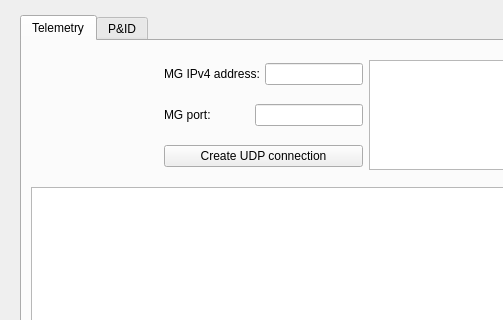
First picture: the form in form.ui, repository CarletonURocketry/hybrid-engine-ui, before the edit; both pictures show x 0 to 503 and y 0 to 320 of the 1288 by 757 pixel window.
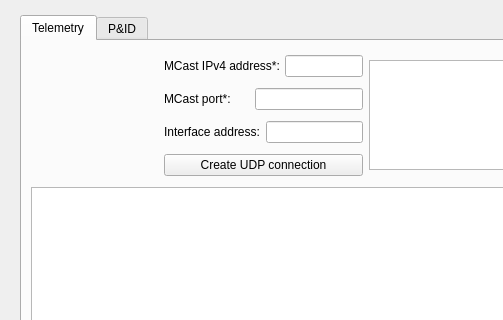
Second picture: the form after the edit. Icons and pictures are not drawn. Custom widgets are drawn as their Qt base class.

Commit message: Add interface ip input

Diff of the .ui file:
```diff
--- a/form.ui
+++ b/form.ui
@@ -92,7 +92,7 @@
              <item>
               <widget class="QLabel" name="udpIpAddressLabel">
                <property name="text">
-                <string>MG IPv4 address: </string>
+                <string>MCast IPv4 address*: </string>
                </property>
               </widget>
              </item>
@@ -122,7 +122,7 @@
                 </size>
                </property>
                <property name="text">
-                <string>MG port: </string>
+                <string>MCast port*: </string>
                </property>
               </widget>
              </item>
@@ -135,6 +135,23 @@
              </item>
             </layout>
            </item>
+           <item>
+            <layout class="QHBoxLayout" name="interfaceLayout">
+             <item>
+              <widget class="QLabel" name="interfaceAddressLabel">
+               <property name="toolTip">
+                <string>Enter ipconfig in terminal to see interfaces</string>
+               </property>
+               <property name="text">
+                <string>Interface address:</string>
+               </property>
+              </widget>
+             </item>
+             <item>
+              <widget class="QLineEdit" name="interfaceAddressInput"/>
+             </item>
+            </layout>
+           </item>
            <item>
             <widget class="QPushButton" name="udpConnectButton">
              <property name="maximumSize">
```
Left out of the diff: 6 changed lines with no effect on the pictures. The commit also changes 2 other files.
